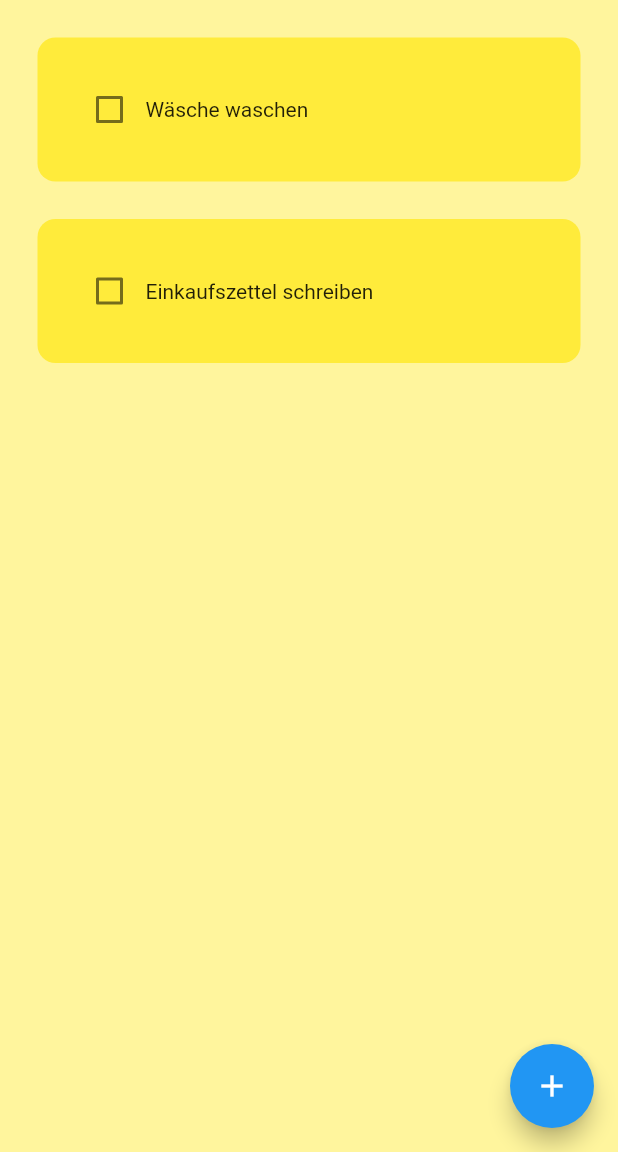
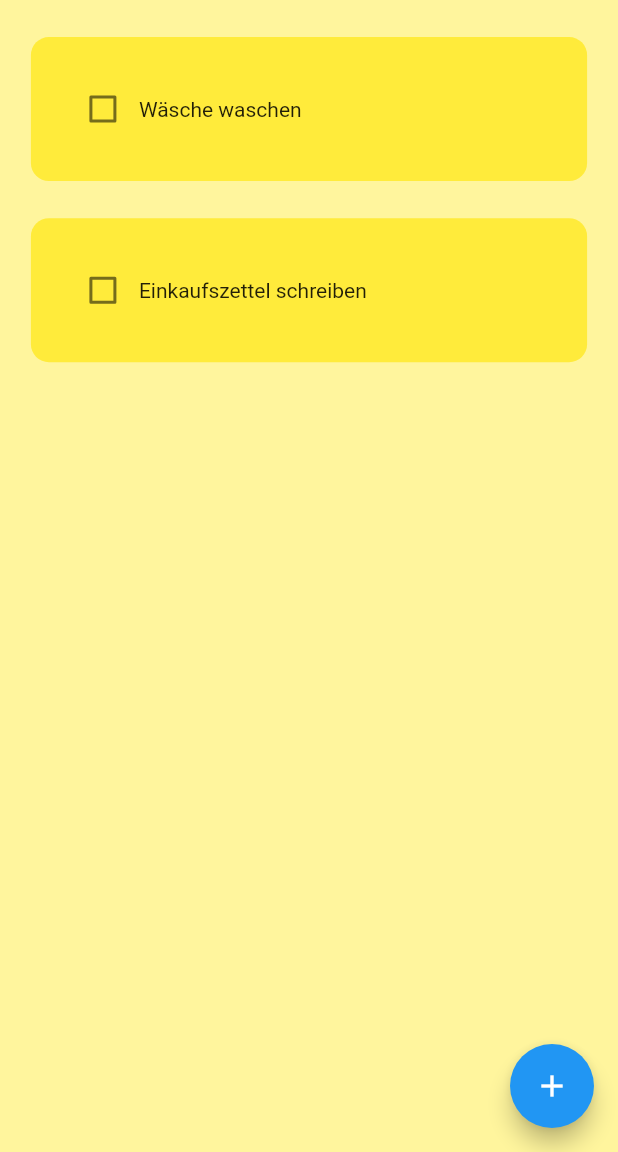
Before and after one commit to innicovation21/todo_mit_hive, a Flutter app: the HomeScreen screen opened directly, on a phone screen of 412 x 824 dp, the part 84-1236 px from its top. Run offline on Flutter 3.47's test engine with Material 2 defaults, Android fonts, the phone set to English and light mode, and no system bars; drawn by our look-alikes of flutter_slidable; our stand-ins replace hive_flutter, sizer; missing offline and left inert: packages_navigation_and_images; accounts and stored records are empty; statements that could not run were skipped.

Commit message:
Update tiles.dart

```diff
--- a/lib/widgets/tiles.dart
+++ b/lib/widgets/tiles.dart
@@ -1,6 +1,8 @@
+// ignore_for_file: prefer_const_constructors, must_be_immutable
+
 import 'package:flutter/material.dart';
 import 'package:flutter_slidable/flutter_slidable.dart';
-
+import 'package:sizer/sizer.dart';
 
 // Hier erstellen wir unser Widget, welches als Vorlage zur Darstellung der Aufgaben dienen soll
 
@@ -21,7 +23,7 @@ class ToDoTile extends StatelessWidget {
   @override
   Widget build(BuildContext context) {
     return Padding(
-      padding: const EdgeInsets.only(left: 25.0, right: 25, top: 25),
+      padding: EdgeInsets.only(left: 5.w, right: 5.w, top: 3.h),
       child: Slidable(
         endActionPane: ActionPane(
           motion: StretchMotion(),
```
